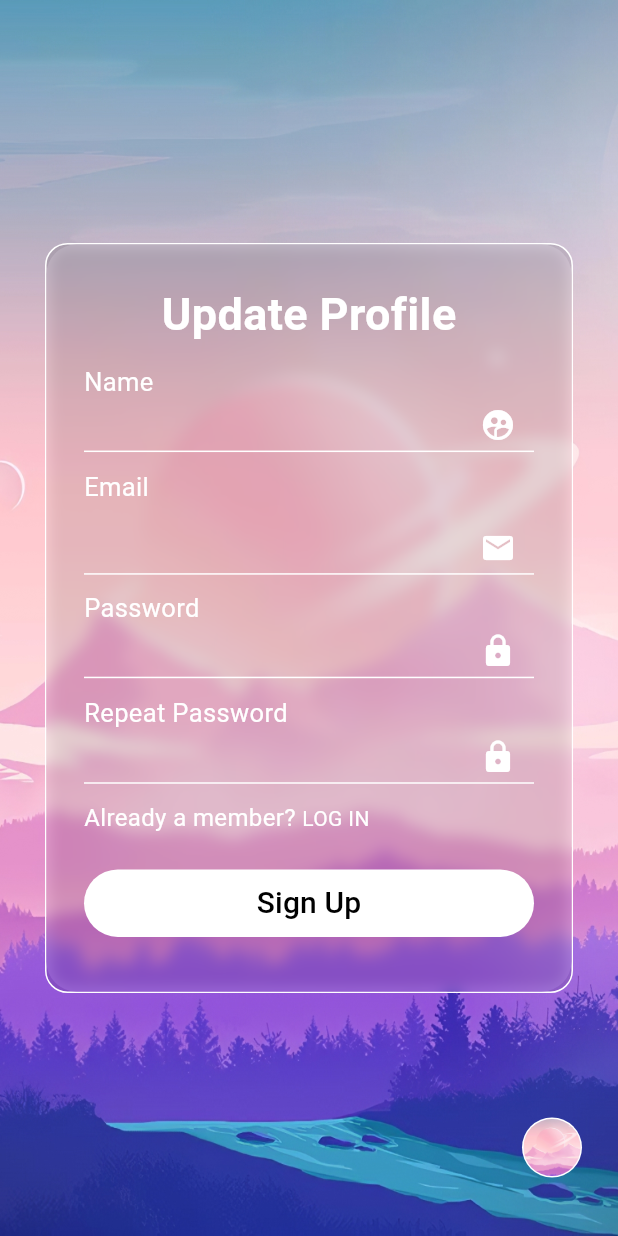
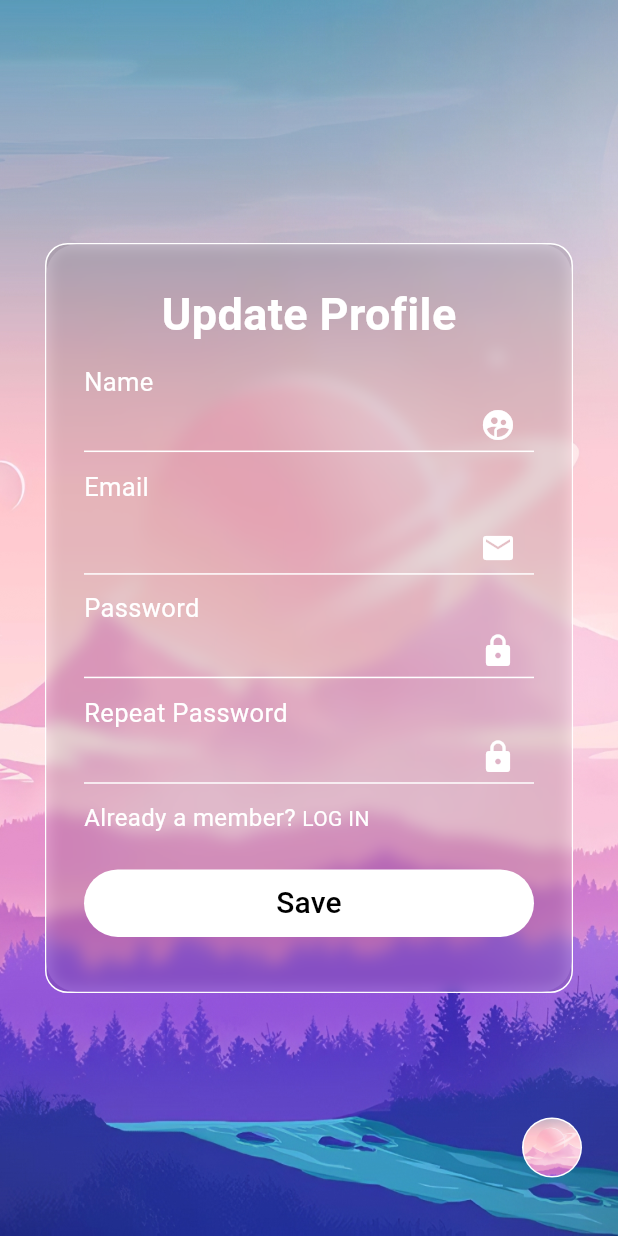
Before and after one commit to alex-davis-ang/Solana_trading_app, a Flutter app: the PfEditPage screen opened by its route, on a phone screen of 412 x 824 dp. Run offline on Flutter 3.47's test engine with Material 3 defaults, Android fonts, the phone set to English and light mode, and no system bars; our stand-ins replace shared_preferences; accounts and stored records are empty.

Commit message:
update button profile edit

```diff
--- a/lib/pfedit_page.dart
+++ b/lib/pfedit_page.dart
@@ -364,7 +364,7 @@ class _PfEditPage extends State<PfEditPage> {
                         },
                         child: const Center(
                           child: Text(
-                            "Sign Up",
+                            "Save",
                             style: TextStyle(color: Colors.black, fontSize: 20),
                           ),
                         ),
```
